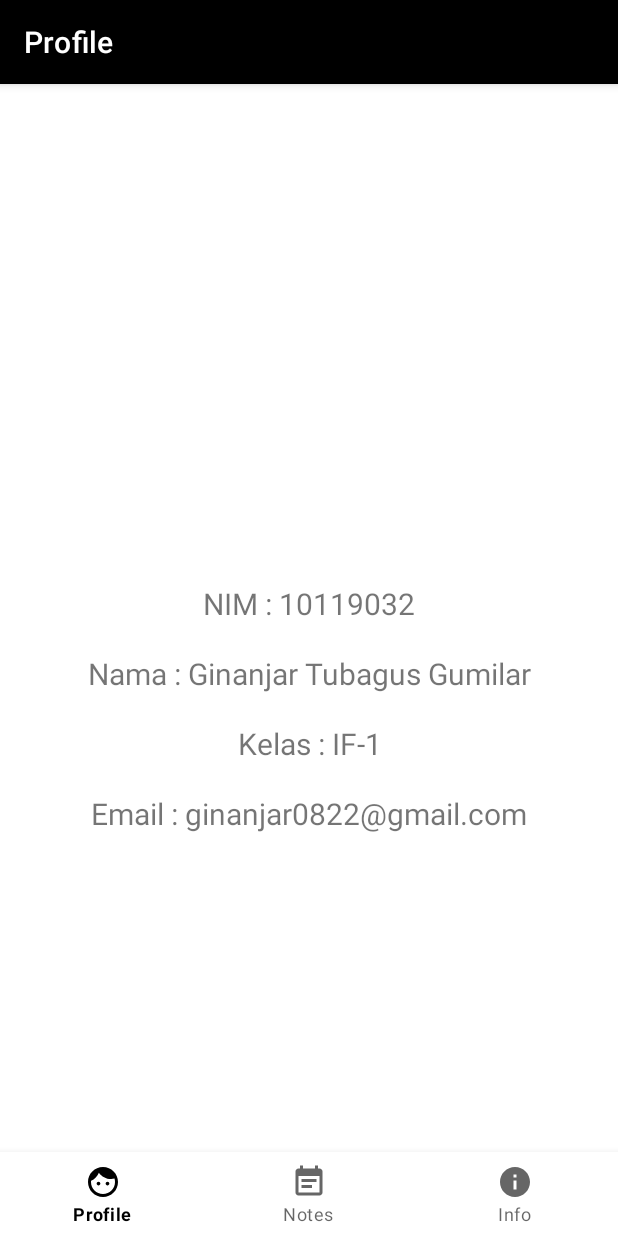
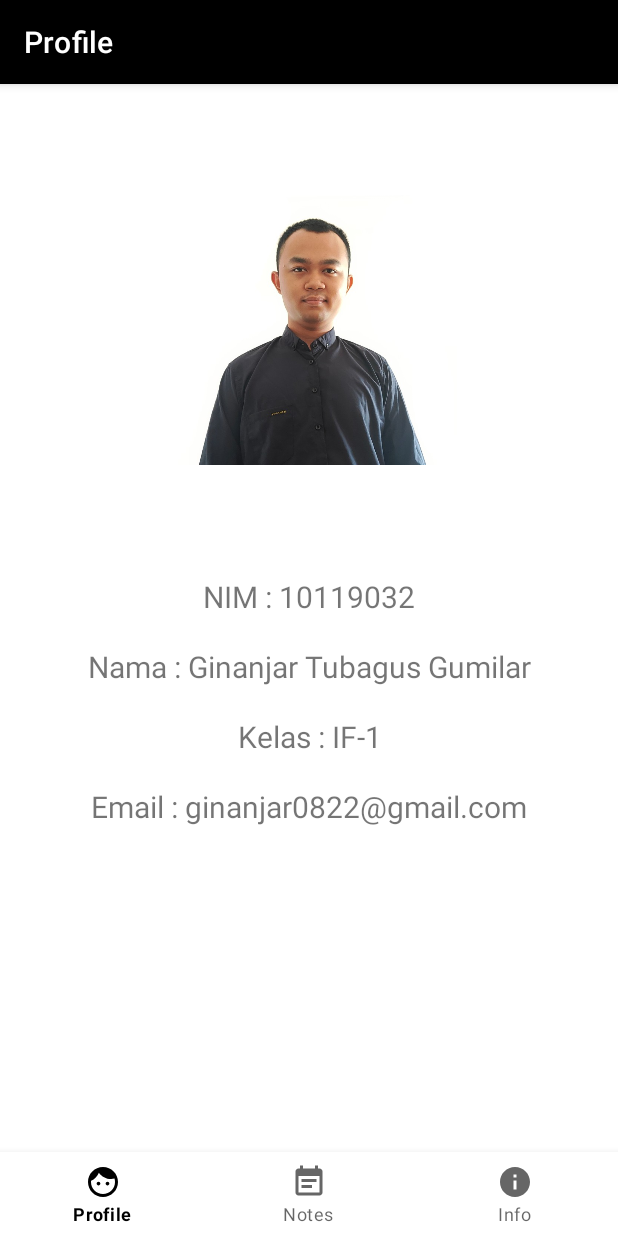
Before and after one commit to ginanjar10119032/Tugas-UTS-Genap-2022-AKB-IF-1-10119032, an Android app: the screen it shows after launch (MainActivity), on a phone screen of 412 x 824 dp. Run offline under Robolectric (Android 15) with nearby library versions, the phone set to English and light mode, and no system bars; our stand-ins replace navigation-ui.

Commit message:
fixed profile content

```diff
--- a/app/src/main/res/layout/fragment_home.xml
+++ b/app/src/main/res/layout/fragment_home.xml
@@ -4,24 +4,33 @@
 <!--NAMA    : GINANJAR TUBAGUS GUMILAR-->
 <!--KELAS   : IF-1-->
 
-<androidx.constraintlayout.widget.ConstraintLayout xmlns:android="http://schemas.android.com/apk/res/android"
+<RelativeLayout xmlns:android="http://schemas.android.com/apk/res/android"
     xmlns:app="http://schemas.android.com/apk/res-auto"
     xmlns:tools="http://schemas.android.com/tools"
     android:layout_width="match_parent"
     android:layout_height="match_parent"
     tools:context=".ui.home.HomeFragment">
 
+    <ImageView
+        android:id="@+id/imageView1"
+        android:layout_width="214dp"
+        android:layout_height="198dp"
+        android:layout_centerHorizontal="true"
+        android:src="@drawable/ginanjar" />
+
     <TextView
         android:id="@+id/text_home"
         android:layout_width="match_parent"
         android:layout_height="wrap_content"
+        android:layout_centerInParent="true"
         android:layout_marginStart="8dp"
         android:layout_marginTop="8dp"
         android:layout_marginEnd="8dp"
+        android:scaleType="centerInside"
         android:textAlignment="center"
         android:textSize="20sp"
         app:layout_constraintBottom_toBottomOf="parent"
         app:layout_constraintEnd_toEndOf="parent"
         app:layout_constraintStart_toStartOf="parent"
         app:layout_constraintTop_toTopOf="parent" />
-</androidx.constraintlayout.widget.ConstraintLayout>
+</RelativeLayout>
--- a/app/src/main/res/menu/bottom_nav_menu.xml
+++ b/app/src/main/res/menu/bottom_nav_menu.xml
@@ -1,4 +1,9 @@
 <?xml version="1.0" encoding="utf-8"?>
+
+<!--NIM     : 10119032-->
+<!--NAMA    : GINANJAR TUBAGUS GUMILAR-->
+<!--KELAS   : IF-1-->
+
 <menu xmlns:android="http://schemas.android.com/apk/res/android">
 
     <item
--- a/app/src/main/res/navigation/mobile_navigation.xml
+++ b/app/src/main/res/navigation/mobile_navigation.xml
@@ -1,4 +1,9 @@
 <?xml version="1.0" encoding="utf-8"?>
+
+<!--NIM     : 10119032-->
+<!--NAMA    : GINANJAR TUBAGUS GUMILAR-->
+<!--KELAS   : IF-1-->
+
 <navigation xmlns:android="http://schemas.android.com/apk/res/android"
     xmlns:app="http://schemas.android.com/apk/res-auto"
     xmlns:tools="http://schemas.android.com/tools"
```
Also changed, not shown: app/src/main/res/drawable/foto.jpg (added), app/src/main/res/drawable/ginanjar.png (added).
